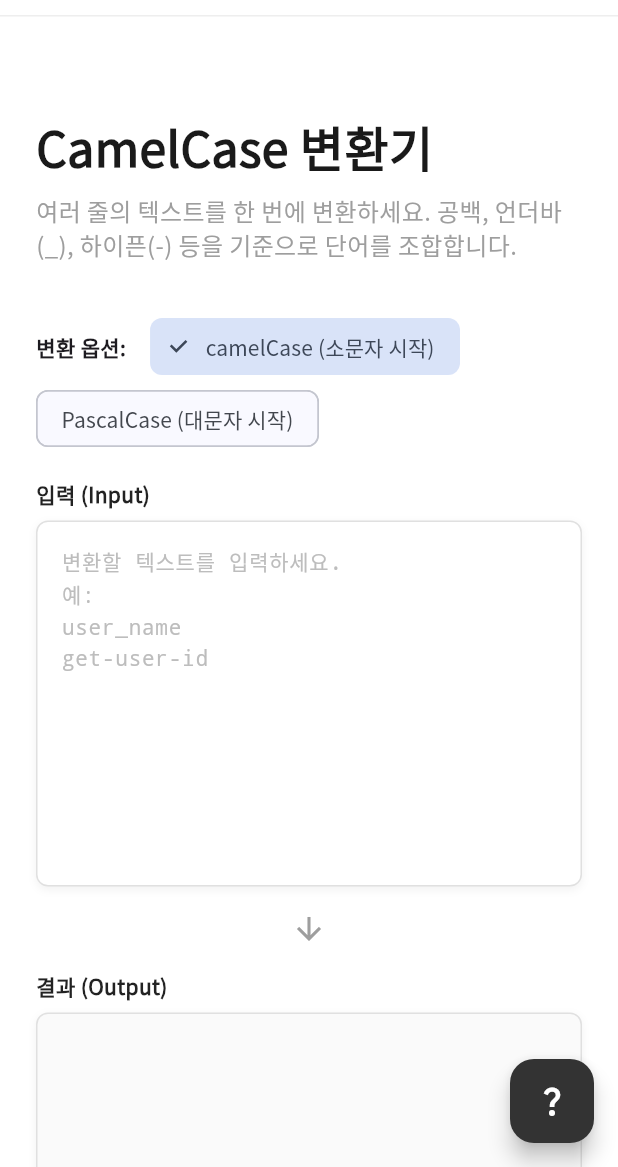
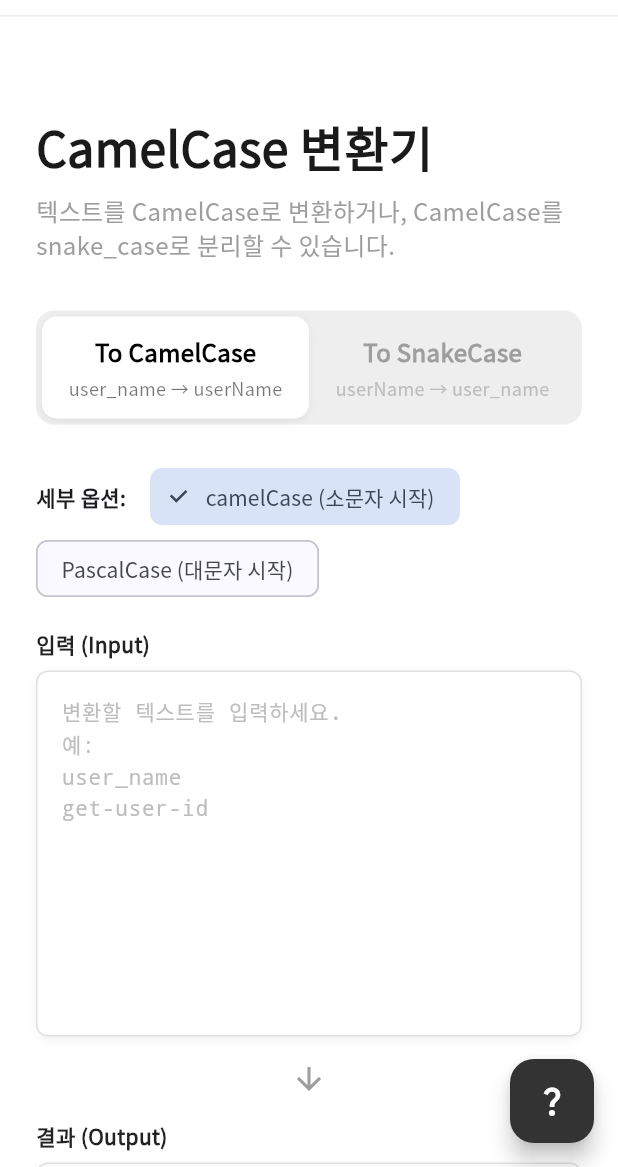
Before and after one commit to ambrosia0715/ambro, a Flutter app: the CamelCaseConverterPage screen opened by its route, on a phone screen of 412 x 824 dp, the part 69-1236 px from its top. Run offline on Flutter 3.47's test engine with Material 3 defaults, Android fonts, the phone set to English and light mode, and no system bars; our stand-ins replace flutter_markdown, go_router, google_fonts; missing offline and left inert: dart:html, markdown.

Commit message:
Feat: Add SnakeCase conversion mode to CamelCaseConverter
Made-with: Cursor

```diff
--- a/lib/pages/utils/camel_case_converter_page.dart
+++ b/lib/pages/utils/camel_case_converter_page.dart
@@ -1,6 +1,10 @@
 import 'package:flutter/material.dart';
 import 'package:flutter/services.dart';
-// import '../../utils/seo_helper_stub.dart' if (dart.library.html) '../../utils/seo_helper.dart';
+
+enum ConversionMode {
+  toCamel, // 일반 텍스트 -> CamelCase/PascalCase
+  toSnake, // CamelCase -> snake_case
+}
 
 class CamelCaseConverterPage extends StatefulWidget {
   const CamelCaseConverterPage({super.key});
@@ -12,6 +16,8 @@ class CamelCaseConverterPage extends StatefulWidget {
 class _CamelCaseConverterPageState extends State<CamelCaseConverterPage> {
   final TextEditingController _inputController = TextEditingController();
   final TextEditingController _outputController = TextEditingController();
+
+  ConversionMode _mode = ConversionMode.toCamel;
   bool _isFirstLetterUpperCase = false; // 첫 글자 대문자 여부 (PascalCase vs camelCase)
 
   @override
@@ -37,16 +43,28 @@ class _CamelCaseConverterPageState extends State<CamelCaseConverterPage> {
         continue;
       }
 
+      if (_mode == ConversionMode.toCamel) {
+        // Mode 1: To Camel/Pascal Case
+        convertedLines.add(_convertToCamel(line));
+      } else {
+        // Mode 2: To Snake Case
+        convertedLines.add(_convertToSnake(line));
+      }
+    }
+
+    setState(() {
+      _outputController.text = convertedLines.join('\n');
+    });
+  }
+
+  String _convertToCamel(String line) {
     // 1. 단어 분리 (공백, _, -, 특수문자 기준)
     final words = line
         .split(RegExp(r'[^a-zA-Z0-9가-힣]+'))
         .where((w) => w.isNotEmpty)
         .toList();
 
-      if (words.isEmpty) {
-        convertedLines.add('');
-        continue;
-      }
+    if (words.isEmpty) return '';
 
     // 2. 변환 로직
     final buffer = StringBuffer();
@@ -55,24 +73,34 @@ class _CamelCaseConverterPageState extends State<CamelCaseConverterPage> {
       if (i == 0) {
         if (_isFirstLetterUpperCase) {
           // PascalCase (첫 글자 대문자)
-            buffer.write(
-                word[0].toUpperCase() + word.substring(1).toLowerCase());
+          buffer.write(word[0].toUpperCase() + word.substring(1).toLowerCase());
         } else {
           // camelCase (첫 글자 소문자)
           buffer.write(word.toLowerCase());
         }
       } else {
         // 이후 단어는 무조건 첫 글자 대문자
-          buffer.write(
-              word[0].toUpperCase() + word.substring(1).toLowerCase());
+        buffer.write(word[0].toUpperCase() + word.substring(1).toLowerCase());
       }
     }
-      convertedLines.add(buffer.toString());
+    return buffer.toString();
   }
 
-    setState(() {
-      _outputController.text = convertedLines.join('\n');
+  String _convertToSnake(String line) {
+    // 대문자 앞에 _를 추가하고 소문자로 변환
+    // 예: camelCase -> camel_case, PascalCase -> pascal_case
+    // 정규식: 대문자를 찾아서 (_ + 소문자)로 치환
+    String result = line.replaceAllMapped(RegExp(r'[A-Z]'), (match) {
+      return '_${match.group(0)!.toLowerCase()}';
     });
+
+    // 맨 앞에 생긴 _ 제거 (예: PascalCase -> _pascal_case -> pascal_case)
+    if (result.startsWith('_')) {
+      result = result.substring(1);
+    }
+
+    // 혹시 모를 중복 _ 제거 및 양옆 공백 제거
+    return result.replaceAll(RegExp(r'_+'), '_').trim();
   }
 
   void _copyToClipboard() {
@@ -109,17 +137,59 @@ class _CamelCaseConverterPageState extends State<CamelCaseConverterPage> {
                 ),
                 const SizedBox(height: 8),
                 const Text(
-                  '여러 줄의 텍스트를 한 번에 변환하세요. 공백, 언더바(_), 하이픈(-) 등을 기준으로 단어를 조합합니다.',
+                  '텍스트를 CamelCase로 변환하거나, CamelCase를 snake_case로 분리할 수 있습니다.',
                   style: TextStyle(fontSize: 16, color: Colors.grey),
                 ),
                 const SizedBox(height: 32),
 
-                // 옵션 선택 영역
+                // 변환 모드 선택 (탭 스타일)
+                Container(
+                  width: double.infinity,
+                  padding: const EdgeInsets.all(4),
+                  decoration: BoxDecoration(
+                    color: Colors.grey.shade200,
+                    borderRadius: BorderRadius.circular(12),
+                  ),
+                  child: LayoutBuilder(
+                    builder: (context, constraints) {
+                      return Row(
+                        children: [
+                          _buildModeTab(
+                            title: 'To CamelCase',
+                            subtitle: 'user_name → userName',
+                            isSelected: _mode == ConversionMode.toCamel,
+                            onTap: () {
+                              setState(() {
+                                _mode = ConversionMode.toCamel;
+                                _convert();
+                              });
+                            },
+                          ),
+                          _buildModeTab(
+                            title: 'To SnakeCase',
+                            subtitle: 'userName → user_name',
+                            isSelected: _mode == ConversionMode.toSnake,
+                            onTap: () {
+                              setState(() {
+                                _mode = ConversionMode.toSnake;
+                                _convert();
+                              });
+                            },
+                          ),
+                        ],
+                      );
+                    },
+                  ),
+                ),
+                const SizedBox(height: 24),
+
+                // 옵션 선택 영역 (CamelCase 모드일 때만 표시)
+                if (_mode == ConversionMode.toCamel) ...[
                   Wrap(
                     spacing: 16,
                     crossAxisAlignment: WrapCrossAlignment.center,
                     children: [
-                    const Text('변환 옵션:', style: TextStyle(fontWeight: FontWeight.bold)),
+                      const Text('세부 옵션:', style: TextStyle(fontWeight: FontWeight.bold)),
                       ChoiceChip(
                         label: const Text('camelCase (소문자 시작)'),
                         selected: !_isFirstLetterUpperCase,
@@ -127,7 +197,7 @@ class _CamelCaseConverterPageState extends State<CamelCaseConverterPage> {
                           setState(() {
                             _isFirstLetterUpperCase = !selected;
                           });
-                        _convert(); // 옵션 변경 시 즉시 재변환
+                          _convert();
                         },
                       ),
                       ChoiceChip(
@@ -137,12 +207,13 @@ class _CamelCaseConverterPageState extends State<CamelCaseConverterPage> {
                           setState(() {
                             _isFirstLetterUpperCase = selected;
                           });
-                        _convert(); // 옵션 변경 시 즉시 재변환
+                          _convert();
                         },
                       ),
                     ],
                   ),
                   const SizedBox(height: 16),
+                ],
 
                 // 입력 및 결과 영역 (반응형 레이아웃)
                 if (isWideScreen)
@@ -153,7 +224,9 @@ class _CamelCaseConverterPageState extends State<CamelCaseConverterPage> {
                         child: _buildTextField(
                           controller: _inputController,
                           label: '입력 (Input)',
-                          hint: '변환할 텍스트를 입력하세요.\n예:\nuser_name\nget-user-id',
+                          hint: _mode == ConversionMode.toCamel
+                              ? '변환할 텍스트를 입력하세요.\n예:\nuser_name\nget-user-id'
+                              : 'CamelCase 텍스트를 입력하세요.\n예:\nuserName\nGetUserList',
                           onChanged: (_) => _convert(),
                         ),
                       ),
@@ -181,7 +254,9 @@ class _CamelCaseConverterPageState extends State<CamelCaseConverterPage> {
                       _buildTextField(
                         controller: _inputController,
                         label: '입력 (Input)',
-                        hint: '변환할 텍스트를 입력하세요.\n예:\nuser_name\nget-user-id',
+                        hint: _mode == ConversionMode.toCamel
+                            ? '변환할 텍스트를 입력하세요.\n예:\nuser_name\nget-user-id'
+                            : 'CamelCase 텍스트를 입력하세요.\n예:\nuserName\nGetUserList',
                         onChanged: (_) => _convert(),
                       ),
                       const SizedBox(height: 16),
@@ -214,6 +289,55 @@ class _CamelCaseConverterPageState extends State<CamelCaseConverterPage> {
                 const SizedBox(height: 40),
               ],
             ),
+          ),
+        ),
+      ),
+    );
+  }
+
+  Widget _buildModeTab({
+    required String title,
+    required String subtitle,
+    required bool isSelected,
+    required VoidCallback onTap,
+  }) {
+    return Expanded(
+      child: GestureDetector(
+        onTap: onTap,
+        child: Container(
+          padding: const EdgeInsets.symmetric(vertical: 12),
+          decoration: BoxDecoration(
+            color: isSelected ? Colors.white : Colors.transparent,
+            borderRadius: BorderRadius.circular(10),
+            boxShadow: isSelected
+                ? [
+                    BoxShadow(
+                      color: Colors.black.withOpacity(0.05),
+                      blurRadius: 4,
+                      offset: const Offset(0, 2),
+                    )
+                  ]
+                : null,
+          ),
+          child: Column(
+            children: [
+              Text(
+                title,
+                style: TextStyle(
+                  fontWeight: FontWeight.bold,
+                  fontSize: 16,
+                  color: isSelected ? Colors.black : Colors.grey,
+                ),
+              ),
+              const SizedBox(height: 4),
+              Text(
+                subtitle,
+                style: TextStyle(
+                  fontSize: 12,
+                  color: isSelected ? Colors.black54 : Colors.grey.shade400,
+                ),
+              ),
+            ],
           ),
         ),
       ),
```
Lines whose indentation alone changed are shown as unchanged.
